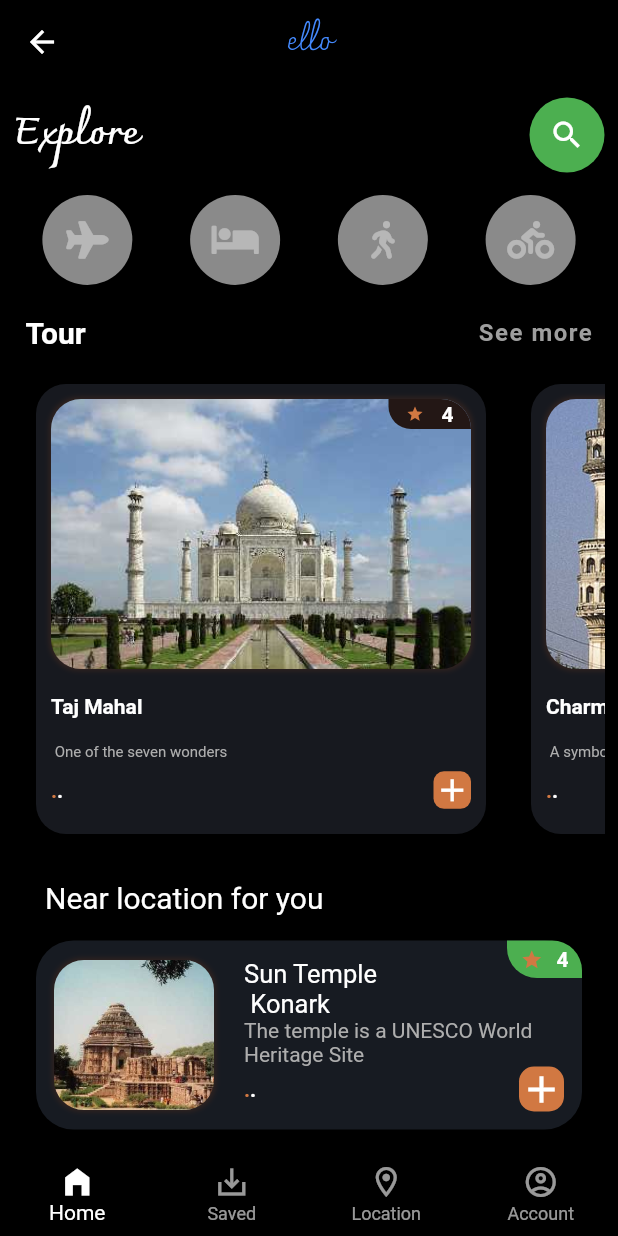
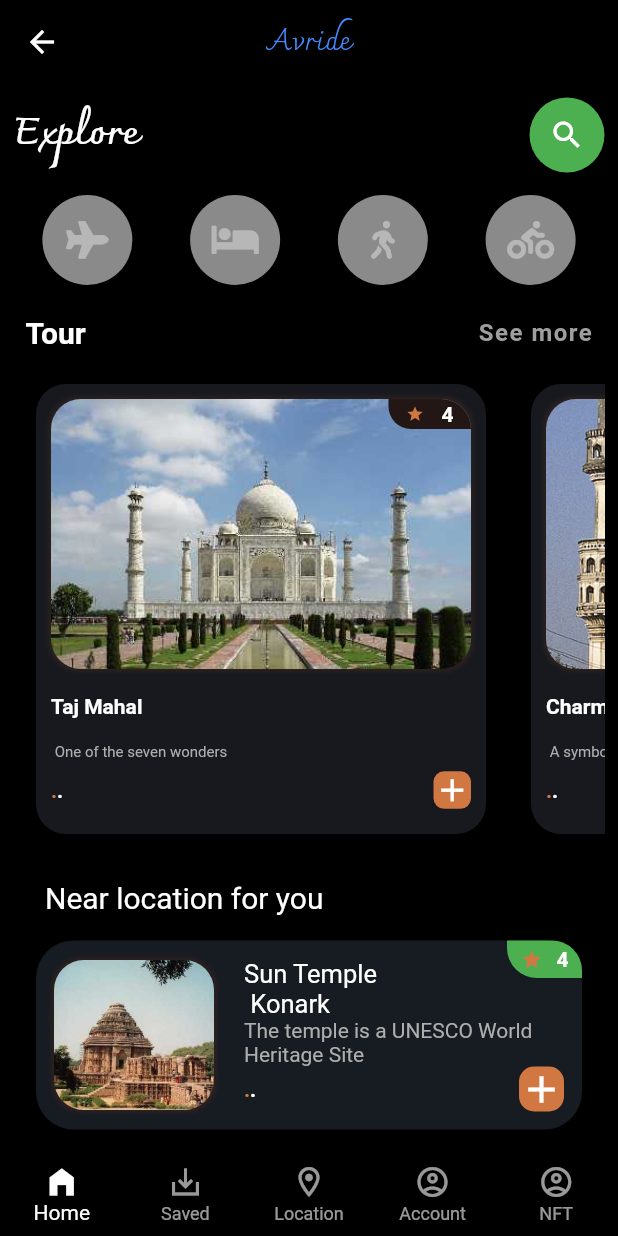
Before and after one commit to NevinKoshyDaniel/Avride-Flutter-Base, a Flutter app: the BottomNavigation screen opened directly, on a phone screen of 412 x 824 dp. Run offline on Flutter 3.47's test engine with Material 2 defaults, Android fonts, the phone set to English and light mode, and no system bars; our stand-ins replace font_awesome_flutter, geolocator, google_maps_flutter, material_floating_search_bar; missing offline and left inert: external_app_launcher.

Commit message:
New Changes

```diff
--- a/lib/Components/BottomNavigation.dart
+++ b/lib/Components/BottomNavigation.dart
@@ -6,15 +6,13 @@
 
 // ignore_for_file: file_names, prefer_const_constructors, prefer_const_literals_to_create_immutables
 
-
-
-
 import 'package:ava/Pages/Location.dart';
 
 import 'package:flutter/material.dart';
 import '../Pages/Home.dart';
 import '../Pages/ProfilePage.dart';
 import '../Pages/SavePage.dart';
+import '../Pages/nftPage.dart';
 
 class BottomNavigation extends StatefulWidget {
   const BottomNavigation({Key? key}) : super(key: key);
@@ -24,16 +22,17 @@ class BottomNavigation extends StatefulWidget {
 }
 
 class _BottomNavigationState extends State<BottomNavigation> {
-  int _currentIndex = 0;// this will be set when a new tab is tapped
+  int _currentIndex = 0; // this will be set when a new tab is tapped
   // this is the list of screens in the app
   // this list should be in the same order of the b-navigation bar icons are place
   //Because it depends on the index/position number of the b-navigation bar
   final List<Widget> _tabs = [
     //all the are various page in the app
-    Explore(),//screen-1
-    SavePage(),//screen-2
-    Location(),//screen-3
-    ProfilePage(),//screen-4
+    Explore(), //screen-1
+    SavePage(), //screen-2
+    Location(), //screen-3
+    ProfilePage(), //screen-4
+    NftPage(),
   ];
   // this is the function of ontap
   void _onItemTapped(int index) {
@@ -41,14 +40,16 @@ class _BottomNavigationState extends State<BottomNavigation> {
       _currentIndex = index;
     });
   }
+
   @override
   Widget build(BuildContext context) {
     return Scaffold(
       // this appBar is fixed so it appear in all pages
       appBar: AppBar(
-        title: Text("ello",
+        title: Text(
+          "Avride",
           style: TextStyle(
-            fontFamily:'Charmonman',
+            fontFamily: 'Charmonman',
             color: Colors.blueAccent,
           ),
         ),
@@ -68,11 +69,11 @@ class _BottomNavigationState extends State<BottomNavigation> {
         onTap: _onItemTapped,
         items: [
           BottomNavigationBarItem(
-            icon:  Icon(Icons.home_filled),
+            icon: Icon(Icons.home_filled),
             label: 'Home',
           ),
           BottomNavigationBarItem(
-            icon:  Icon(Icons.save_alt_sharp),
+            icon: Icon(Icons.save_alt_sharp),
             label: 'Saved',
           ),
           BottomNavigationBarItem(
@@ -82,6 +83,10 @@ class _BottomNavigationState extends State<BottomNavigation> {
           BottomNavigationBarItem(
             icon: Icon(Icons.account_circle_outlined),
             label: 'Account',
+          ),
+          BottomNavigationBarItem(
+            icon: Icon(Icons.account_circle_outlined),
+            label: 'NFT',
           )
         ],
       ),
--- a/lib/Components/fakeuser.dart
+++ b/lib/Components/fakeuser.dart
@@ -3,9 +3,9 @@ import 'modal/user.dart';
 class UserPreferences {
   static const myUser = User(
     imagePath: '',
-    name: 'Sarah Abs',
-    email: 'sarah.abs@gmail.com',
+    name: 'Nev Dan',
+    email: 'Nev.dan@gmail.com',
     about:
-    'Certified Personal Trainer and Nutritionist with years of experience in creating effective diets and training plans focused on achieving individual customers goals in a smooth way.',
+    'Enthusiastic user of the app created for the purpose of testing the app. The entire data collection right know is a dummy data set and we will be updating it to the original standards as time passes.',
   );
 }
--- a/pubspec.yaml
+++ b/pubspec.yaml
@@ -39,6 +39,7 @@ dependencies:
   material_floating_search_bar: ^0.3.6
   provider: ^6.0.2
   external_app_launcher: ^2.0.2
+  url_launcher: ^6.0.20
 
 dev_dependencies:
   flutter_test:
```
Also changed, not shown: lib/Pages/nftPage.dart (added, +71 -0 lines), pubspec.lock, 3 other files.
